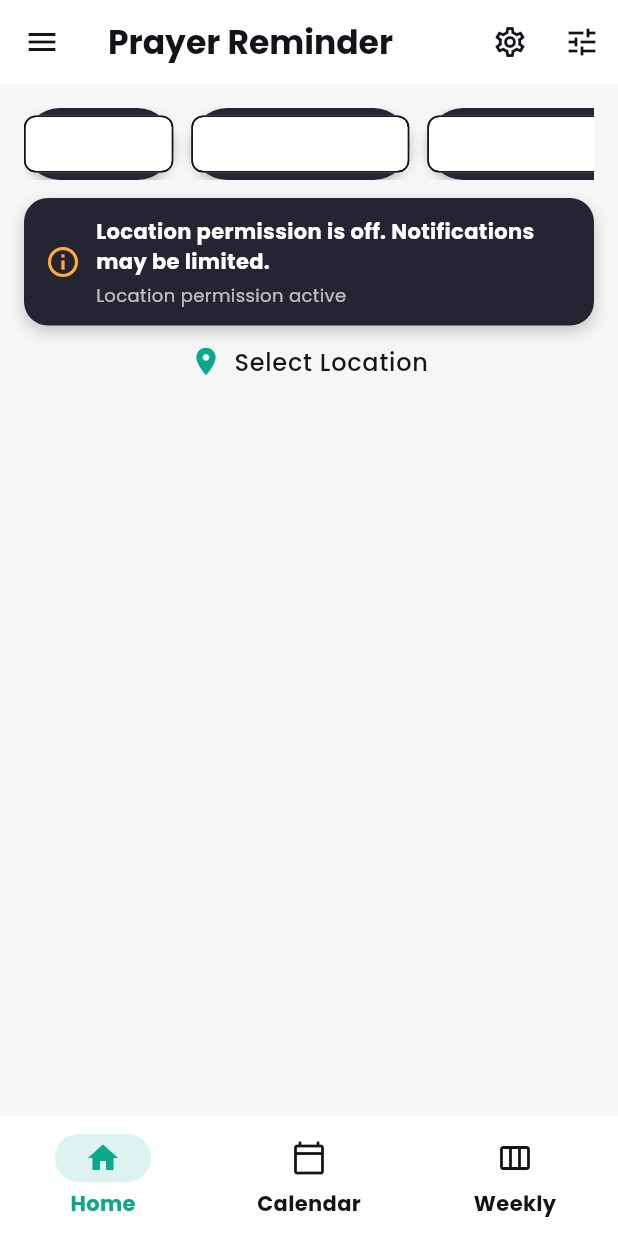
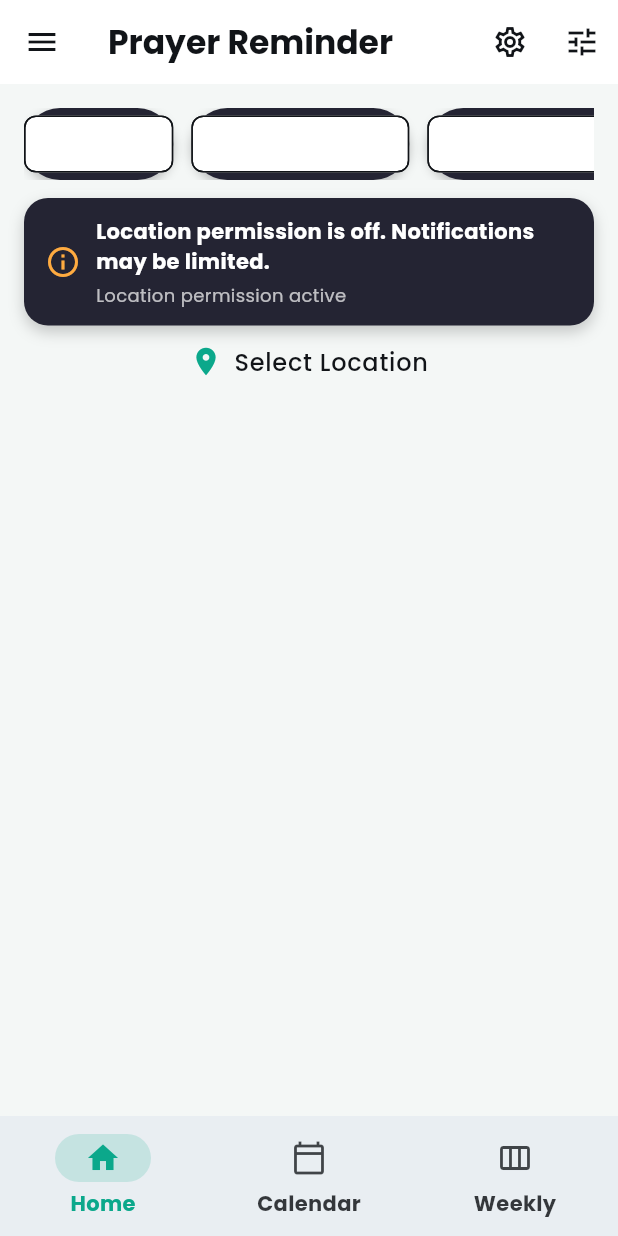
Before and after one commit to atardamar07/ezan_hatirlatici, a Flutter app: the screen it shows after launch, on a phone screen of 412 x 824 dp. Run offline on Flutter 3.47's test engine with Material 3 defaults, Android fonts, the phone set to English and light mode, and no system bars; drawn by our look-alikes of google_mobile_ads; our stand-ins replace flutter_local_notifications, geocoding, geolocator, in_app_purchase, sensors_plus, shared_preferences and 3 more; network calls fail.

Commit message:
auto update

```diff
--- a/lib/theme/app_theme.dart
+++ b/lib/theme/app_theme.dart
@@ -38,22 +38,22 @@ class AppTheme {
         elevation: 0,
       ),
       navigationBarTheme: NavigationBarThemeData(
-        backgroundColor: colorScheme.surface.withOpacity(0.96),
-        indicatorColor: colorScheme.primary.withOpacity(0.14),
+        backgroundColor: const Color(0xFFE9EEF2),
+        indicatorColor: colorScheme.primary.withOpacity(0.16),
         elevation: 0,
         surfaceTintColor: Colors.transparent,
         iconTheme: MaterialStateProperty.resolveWith(
               (states) => IconThemeData(
             color: states.contains(MaterialState.selected)
                 ? colorScheme.primary
-                : colorScheme.onSurface,
+                : colorScheme.onSurface.withOpacity(0.78),
           ),
         ),
         labelTextStyle: MaterialStateProperty.resolveWith(
               (states) => TextStyle(
             color: states.contains(MaterialState.selected)
                 ? colorScheme.primary
-                : colorScheme.onSurface,
+                : colorScheme.onSurface.withOpacity(0.84),
                 fontWeight: states.contains(MaterialState.selected)
                     ? FontWeight.w700
                     : FontWeight.w600,
```
